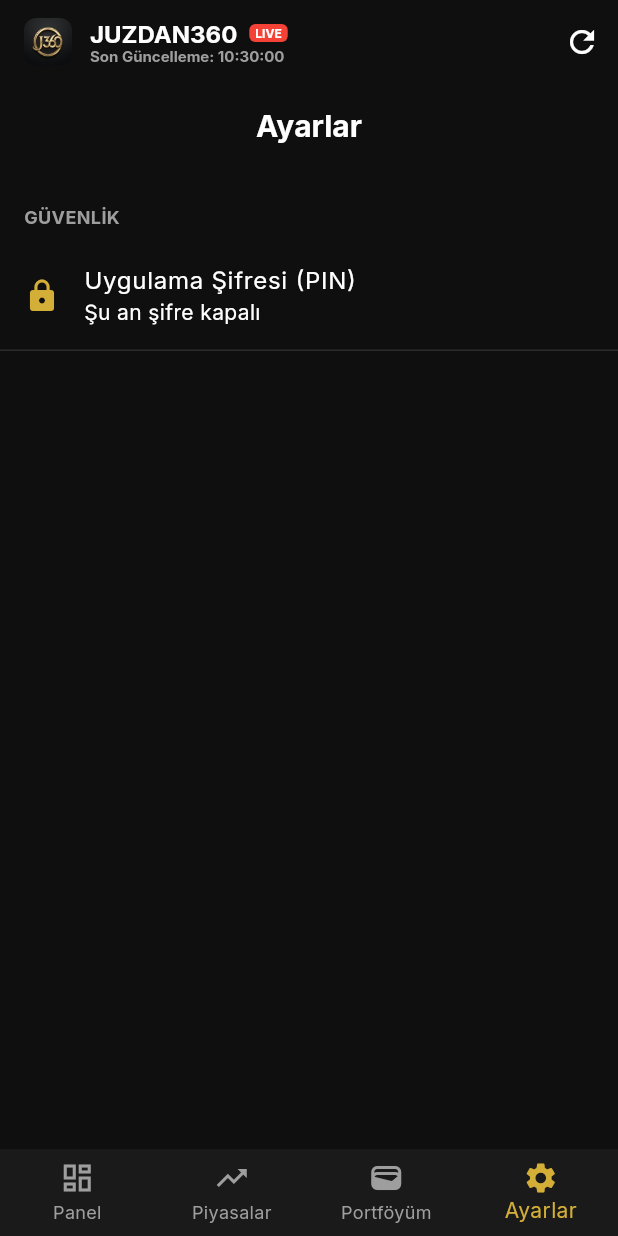
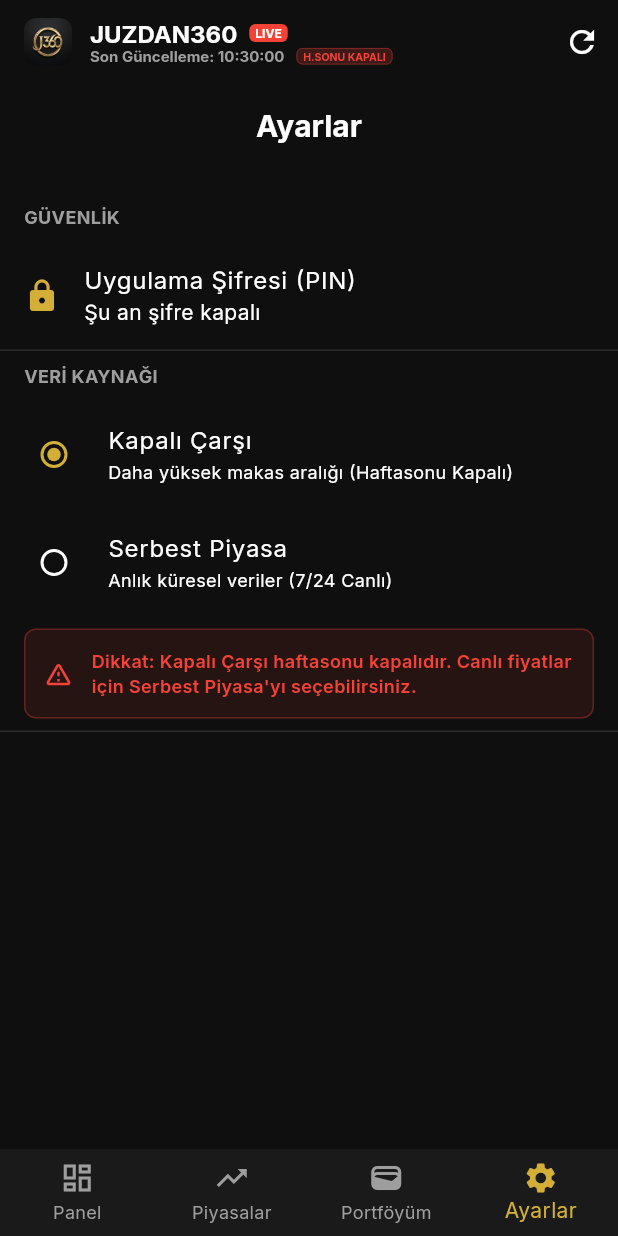
Before and after one commit to dagdeviren45/juzdan360, a Flutter app: the screen it shows after launch, item 4 of the bottom bar chosen, on a phone screen of 412 x 824 dp. Run offline on Flutter 3.47's test engine with Material 3 defaults, Android fonts, the light colour scheme and no system bars; our stand-ins replace google_fonts, hive, hive_flutter; accounts and stored records are empty; network calls fail.

Commit message:
Add Serbest Piyasa data source and data source selection in settings

```diff
--- a/lib/providers/portfolio_provider.dart
+++ b/lib/providers/portfolio_provider.dart
@@ -18,7 +18,11 @@ class PortfolioProvider extends ChangeNotifier {
   String? get error => _error;
   DateTime get lastUpdate => _lastUpdate;
 
+  bool _isSerbestPiyasa = false;
+  bool get isSerbestPiyasa => _isSerbestPiyasa;
+
   Box<PortfolioItem>? _box;
+  Box? _settingsBox;
   bool _isPolling = false;
 
   Future<void> init() async {
@@ -30,6 +34,8 @@ class PortfolioProvider extends ChangeNotifier {
       if (!Hive.isAdapterRegistered(1)) Hive.registerAdapter(PortfolioItemAdapter());
 
       _box = await Hive.openBox<PortfolioItem>('portfolio');
+      _settingsBox = await Hive.openBox('settings');
+      _isSerbestPiyasa = _settingsBox!.get('isSerbestPiyasa', defaultValue: false);
       _holdings = _box!.values.toList();
 
       await refreshPrices();
@@ -65,12 +71,19 @@ class PortfolioProvider extends ChangeNotifier {
 
   Future<void> refreshPrices() async {
     try {
-      _prices = await _apiService.fetchAllPrices();
+      _prices = await _apiService.fetchAllPrices(isSerbestPiyasa: _isSerbestPiyasa);
       _lastUpdate = DateTime.now();
       _error = null;
     } catch (e) {
       _error = 'Fiyatlar güncellenemedi: $e';
     }
+    notifyListeners();
+  }
+
+  Future<void> setDataSource(bool isSerbest) async {
+    _isSerbestPiyasa = isSerbest;
+    await _settingsBox?.put('isSerbestPiyasa', isSerbest);
+    await refreshPrices();
     notifyListeners();
   }
 
--- a/lib/screens/home_screen.dart
+++ b/lib/screens/home_screen.dart
@@ -58,9 +58,24 @@ class _HomeScreenState extends State<HomeScreen> {
                     ),
                   ],
                 ),
-                Text(
-                  'Son Güncelleme: ${DateFormat('HH:mm:ss').format(provider.lastUpdate)}',
-                  style: const TextStyle(fontSize: 10, color: AppConstants.textGrey),
+                Row(
+                  children: [
+                    Text(
+                      'Son Güncelleme: ${DateFormat('HH:mm:ss').format(provider.lastUpdate)}',
+                      style: const TextStyle(fontSize: 10, color: AppConstants.textGrey),
+                    ),
+                    if (!provider.isSerbestPiyasa && (DateTime.now().weekday == DateTime.saturday || DateTime.now().weekday == DateTime.sunday))
+                      Container(
+                        margin: const EdgeInsets.only(left: 8),
+                        padding: const EdgeInsets.symmetric(horizontal: 4, vertical: 1),
+                        decoration: BoxDecoration(
+                          color: Colors.red.withOpacity(0.2),
+                          borderRadius: BorderRadius.circular(4),
+                          border: Border.all(color: Colors.red.withOpacity(0.5), width: 0.5),
+                        ),
+                        child: const Text('H.SONU KAPALI', style: TextStyle(fontSize: 7, fontWeight: FontWeight.bold, color: Colors.red)),
+                      ),
+                  ],
                 ),
               ],
             ),
--- a/lib/screens/settings_screen.dart
+++ b/lib/screens/settings_screen.dart
@@ -1,6 +1,8 @@
 import 'package:flutter/material.dart';
 import 'package:hive_flutter/hive_flutter.dart';
+import 'package:provider/provider.dart';
 import '../core/constants.dart';
+import '../providers/portfolio_provider.dart';
 
 class SettingsScreen extends StatefulWidget {
   const SettingsScreen({super.key});
@@ -108,6 +110,57 @@ class _SettingsScreenState extends State<SettingsScreen> {
                 : null,
           ),
           const Divider(),
+          const Padding(
+            padding: EdgeInsets.symmetric(horizontal: 16, vertical: 8),
+            child: Text('VERİ KAYNAĞI', style: TextStyle(color: AppConstants.textGrey, fontSize: 12, fontWeight: FontWeight.bold)),
+          ),
+          Consumer<PortfolioProvider>(
+            builder: (context, provider, child) {
+              return Column(
+                children: [
+                  RadioListTile<bool>(
+                    value: false,
+                    groupValue: provider.isSerbestPiyasa,
+                    onChanged: (val) => provider.setDataSource(val!),
+                    title: const Text('Kapalı Çarşı'),
+                    subtitle: const Text('Daha yüksek makas aralığı (Haftasonu Kapalı)', style: TextStyle(fontSize: 12)),
+                    activeColor: AppConstants.primaryGold,
+                  ),
+                  RadioListTile<bool>(
+                    value: true,
+                    groupValue: provider.isSerbestPiyasa,
+                    onChanged: (val) => provider.setDataSource(val!),
+                    title: const Text('Serbest Piyasa'),
+                    subtitle: const Text('Anlık küresel veriler (7/24 Canlı)', style: TextStyle(fontSize: 12)),
+                    activeColor: AppConstants.primaryGold,
+                  ),
+                  if (!provider.isSerbestPiyasa && (DateTime.now().weekday == DateTime.saturday || DateTime.now().weekday == DateTime.sunday))
+                    Container(
+                      margin: const EdgeInsets.symmetric(horizontal: 16, vertical: 8),
+                      padding: const EdgeInsets.all(12),
+                      decoration: BoxDecoration(
+                        color: Colors.red.withOpacity(0.1),
+                        borderRadius: BorderRadius.circular(8),
+                        border: Border.all(color: Colors.red.withOpacity(0.3)),
+                      ),
+                      child: Row(
+                        children: const [
+                          Icon(Icons.warning_amber_rounded, color: Colors.red, size: 20),
+                          SizedBox(width: 12),
+                          Expanded(
+                            child: Text(
+                              'Dikkat: Kapalı Çarşı haftasonu kapalıdır. Canlı fiyatlar için Serbest Piyasa\'yı seçebilirsiniz.',
+                              style: TextStyle(color: Colors.red, fontSize: 12, fontWeight: FontWeight.w600),
+                            ),
+                          ),
+                        ],
+                      ),
+                    ),
+                ],
+              );
+            },
+          ),
+          const Divider(),
         ],
       ),
     );
--- a/pubspec.yaml
+++ b/pubspec.yaml
@@ -16,7 +16,7 @@ publish_to: 'none' # Remove this line if you wish to publish to pub.dev
 # https://developer.apple.com/library/archive/documentation/General/Reference/InfoPlistKeyReference/Articles/CoreFoundationKeys.html
 # In Windows, build-name is used as the major, minor, and patch parts
 # of the product and file versions while build-number is used as the build suffix.
-version: 1.0.0+63
+version: 1.0.0+64
 
 environment:
   sdk: ^3.10.8
```
Also changed, not shown: lib/services/api_service.dart (+44 -4 lines).
